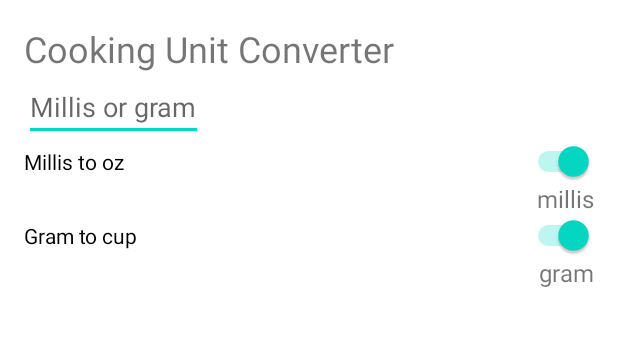
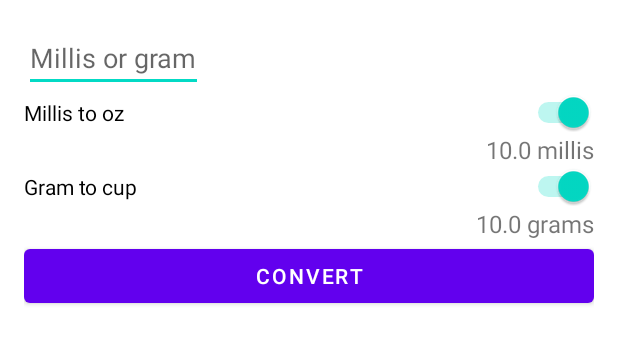
Before and after one commit to Oneul1213/ADG_CookingUnitConverter, an Android app: the layout activity_main.xml on its own in the app's theme, with its tools: preview values and no code run, on a phone screen of 412 x 824 dp. Shown: the top 344 px of the screen. Run offline under Robolectric (Android 15) with nearby library versions, the phone set to English and light mode, and no system bars.

```diff
--- a/app/build.gradle
+++ b/app/build.gradle
@@ -14,6 +14,10 @@ android {
         versionName "1.0"
 
         testInstrumentationRunner "androidx.test.runner.AndroidJUnitRunner"
+    }
+
+    buildFeatures {
+        viewBinding = true
     }
 
     buildTypes {
--- a/app/src/main/res/layout/activity_main.xml
+++ b/app/src/main/res/layout/activity_main.xml
@@ -8,21 +8,12 @@
     android:padding="16dp"
     tools:context=".MainActivity">
 
-    <TextView
-        android:id="@+id/title"
-        android:layout_width="wrap_content"
-        android:layout_height="wrap_content"
-        android:text="@string/cooking_unit_converter"
-        android:textSize="24sp"
-        app:layout_constraintStart_toStartOf="parent"
-        app:layout_constraintTop_toTopOf="parent" />
-
     <EditText
         android:id="@+id/millis_or_gram"
         android:layout_width="wrap_content"
         android:layout_height="wrap_content"
         android:hint="@string/millis_or_gram"
-        app:layout_constraintTop_toBottomOf="@id/title"
+        app:layout_constraintTop_toTopOf="parent"
         app:layout_constraintStart_toStartOf="parent" />
 
     <Switch
@@ -36,30 +27,40 @@
         app:layout_constraintEnd_toEndOf="parent" />
 
     <TextView
-        android:id="@+id/millis_textview"
+        android:id="@+id/millis_or_gram_text_view"
         android:layout_width="wrap_content"
         android:layout_height="wrap_content"
-        android:text="@string/millis"
+        tools:text="10.0 millis"
         android:textSize="16sp"
         app:layout_constraintTop_toBottomOf="@id/millis_to_oz_switch"
         app:layout_constraintEnd_toEndOf="parent" />
 
     <Switch
-        android:id="@+id/grams_to_cup"
+        android:id="@+id/grams_to_cup_switch"
         android:layout_width="0dp"
         android:layout_height="16dp"
         android:text="@string/gram_to_cup"
         android:checked="true"
-        app:layout_constraintTop_toBottomOf="@id/millis_textview"
+        app:layout_constraintTop_toBottomOf="@id/millis_or_gram_text_view"
         app:layout_constraintStart_toStartOf="parent"
         app:layout_constraintEnd_toEndOf="parent" />
 
     <TextView
+        android:id="@+id/gram_or_cup_text_view"
         android:layout_width="wrap_content"
         android:layout_height="wrap_content"
-        android:text="@string/gram"
+        tools:text="10.0 grams"
         android:textSize="16sp"
-        app:layout_constraintTop_toBottomOf="@id/grams_to_cup"
+        app:layout_constraintTop_toBottomOf="@id/grams_to_cup_switch"
+        app:layout_constraintEnd_toEndOf="parent" />
+
+    <Button
+        android:id="@+id/convert_button"
+        android:layout_width="0dp"
+        android:layout_height="wrap_content"
+        android:text="@string/convert"
+        app:layout_constraintTop_toBottomOf="@id/gram_or_cup_text_view"
+        app:layout_constraintStart_toStartOf="parent"
         app:layout_constraintEnd_toEndOf="parent" />
 
 </androidx.constraintlayout.widget.ConstraintLayout>
--- a/app/src/main/res/values/strings.xml
+++ b/app/src/main/res/values/strings.xml
@@ -3,7 +3,10 @@
     <string name="cooking_unit_converter">Cooking Unit Converter</string>
     <string name="millis_or_gram">Millis or gram</string>
     <string name="millis_to_oz">Millis to oz</string>
-    <string name="millis">millis</string>
+    <string name="millis">%s millis</string>
+    <string name="oz">%s oz</string>
     <string name="gram_to_cup">Gram to cup</string>
-    <string name="gram">gram</string>
+    <string name="gram">%s grams</string>
+    <string name="cup">%s cups</string>
+    <string name="convert">Convert</string>
 </resources>
```
Also changed, not shown: app/src/main/java/com/example/cookingunitconverter/MainActivity.kt (+36 -1 lines).
